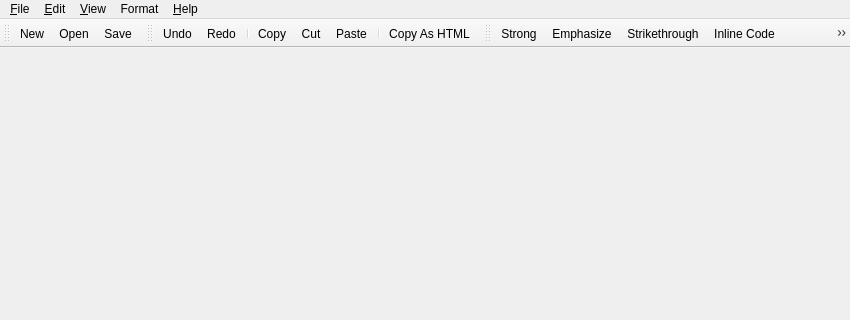
The window that mainwindow.ui (missdeer/KarenMeu) describes before a commit, drawn with Qt 5; both pictures show x 0 to 850 and y 0 to 320 of the 850 by 540 pixel window.
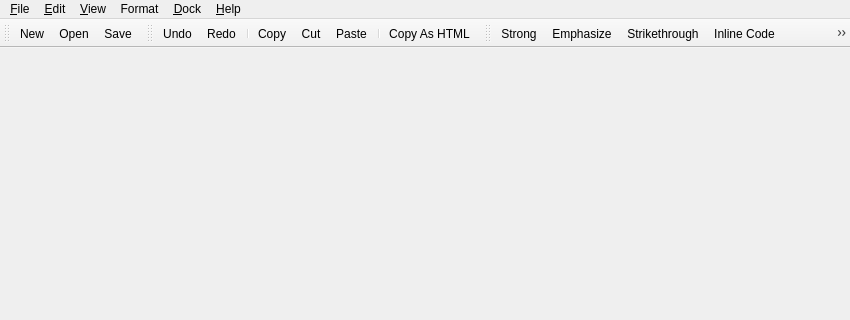
The same window after the commit. Icons and pictures are not drawn.

Commit message: (+)add local file system dock panel WIP

```diff
--- a/mainwindow.ui
+++ b/mainwindow.ui
@@ -112,10 +112,16 @@
      <string>&amp;View</string>
     </property>
    </widget>
+   <widget class="QMenu" name="menuDock">
+    <property name="title">
+     <string>&amp;Dock</string>
+    </property>
+   </widget>
    <addaction name="menuFile"/>
    <addaction name="menuEdit"/>
    <addaction name="menuView"/>
    <addaction name="menuFormat"/>
+   <addaction name="menuDock"/>
    <addaction name="menuHelp"/>
   </widget>
   <widget class="QToolBar" name="fileToolbar">
```
The commit also changes 3 other files.
